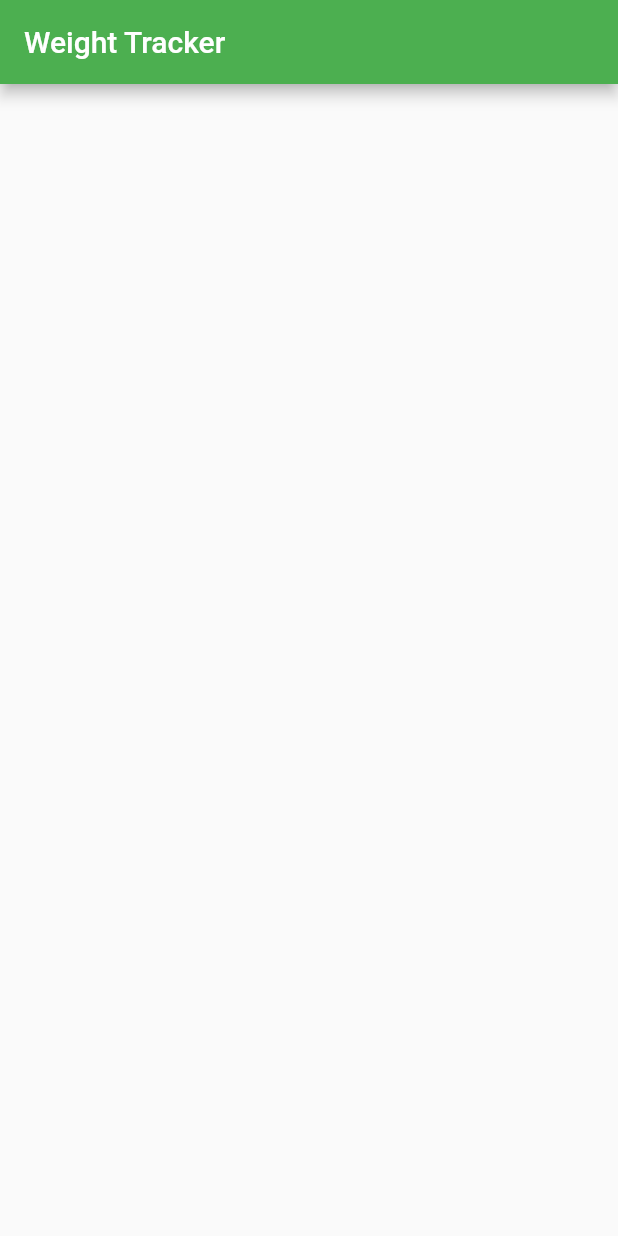
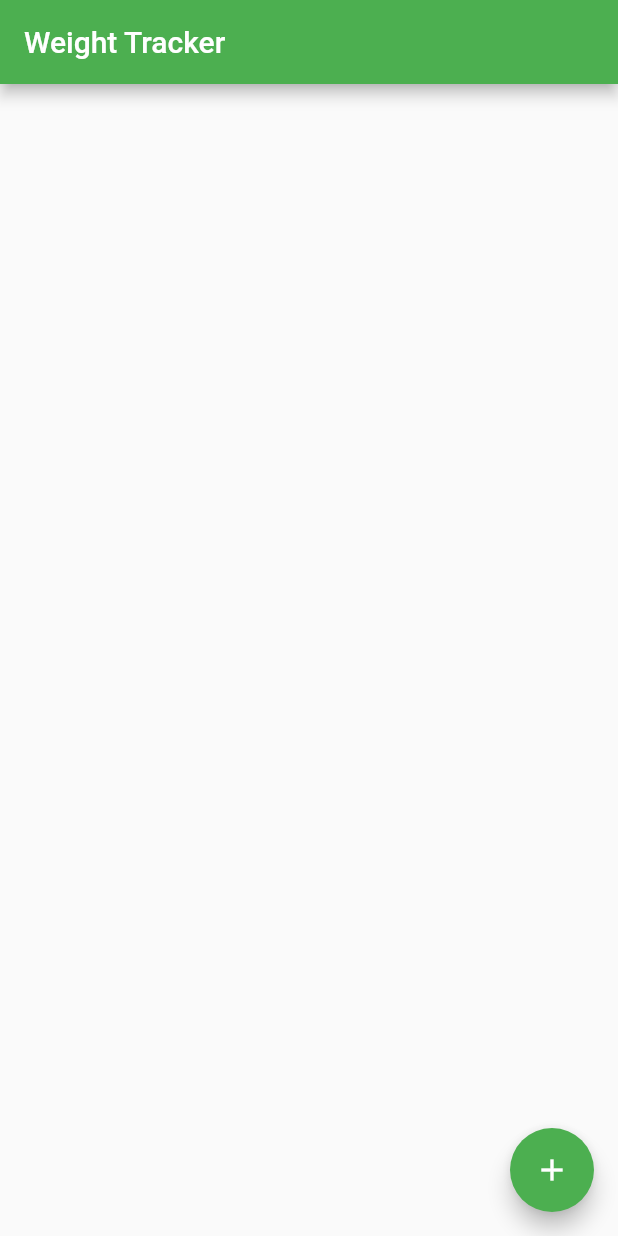
Before and after one commit to SonQBChau/weight_tracker, a Flutter app: the screen it shows after launch, on a phone screen of 412 x 824 dp. Run offline on Flutter 3.47's test engine with Material 2 defaults, Android fonts, the phone set to English and light mode, and no system bars.

Commit message:
add list builder

```diff
--- a/lib/screens/home_page.dart
+++ b/lib/screens/home_page.dart
@@ -1,6 +1,19 @@
 import 'package:flutter/material.dart';
 
-class HomePage extends StatelessWidget {
+class HomePage extends StatefulWidget {
+  @override
+  _HomePageState createState() => _HomePageState();
+}
+
+class _HomePageState extends State<HomePage> {
+  List<String> myList = [];
+
+  void _handleAddButton() {
+    setState(() {
+      myList.add('new string');
+    });
+  }
+
   @override
   Widget build(BuildContext context) {
     return Scaffold(
@@ -8,9 +21,21 @@ class HomePage extends StatelessWidget {
         title: Text('Weight Tracker'),
         backgroundColor: Colors.green,
       ),
-      body: Container(
-
+      body: ListView.builder(
+        itemCount: myList.length,
+          itemBuilder: (BuildContext ctxt, int index) {
+            return  Text(myList[index]);
+          }
+      ),
+      floatingActionButton: FloatingActionButton(
+        onPressed: () {
+          _handleAddButton();
+        },
+        child: Icon(Icons.add),
+        backgroundColor: Colors.green,
       ),
     );
   }
+
+
 }
```
